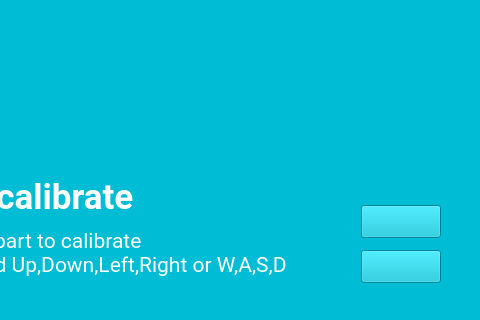
Above: client/calibrate_screen.ui from sunfounder/SunFounder_PiCar-V before the change; both pictures show x 160 to 640 and y 320 to 640 of the 640 by 640 pixel window. Below: the same form after it.
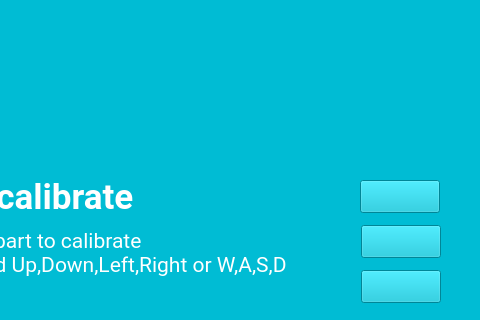
That is the form after the change.

Commit message: Add remember ip function, little fix of ui

What changed in the file:
```diff
--- a/client/calibrate_screen.ui
+++ b/client/calibrate_screen.ui
@@ -115,7 +115,7 @@
    <property name="geometry">
     <rect>
      <x>521</x>
-     <y>525</y>
+     <y>545</y>
      <width>80</width>
      <height>33</height>
     </rect>
@@ -152,7 +152,7 @@
    <property name="geometry">
     <rect>
      <x>521</x>
-     <y>570</y>
+     <y>590</y>
      <width>80</width>
      <height>33</height>
     </rect>
@@ -207,6 +207,43 @@
     <string>Use Keyboard Up,Down,Left,Right or W,A,S,D</string>
    </property>
   </widget>
+  <widget class="QPushButton" name="btn_test">
+   <property name="geometry">
+    <rect>
+     <x>520</x>
+     <y>500</y>
+     <width>80</width>
+     <height>33</height>
+    </rect>
+   </property>
+   <property name="sizePolicy">
+    <sizepolicy hsizetype="Fixed" vsizetype="Fixed">
+     <horstretch>0</horstretch>
+     <verstretch>0</verstretch>
+    </sizepolicy>
+   </property>
+   <property name="minimumSize">
+    <size>
+     <width>80</width>
+     <height>33</height>
+    </size>
+   </property>
+   <property name="maximumSize">
+    <size>
+     <width>80</width>
+     <height>33</height>
+    </size>
+   </property>
+   <property name="focusPolicy">
+    <enum>Qt::NoFocus</enum>
+   </property>
+   <property name="text">
+    <string/>
+   </property>
+   <property name="shortcut">
+    <string>Alt+T</string>
+   </property>
+  </widget>
   <zorder>btn_ok</zorder>
   <zorder>btn_cancle</zorder>
   <zorder>label_Info_1</zorder>
```
Left out of the diff: 1 changed line with no effect on the pictures. The commit also changes 4 other files.
